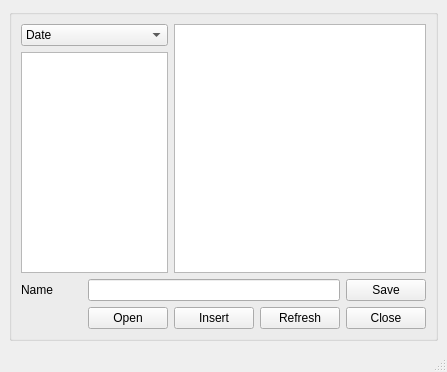
The window that main.ui (leixingyu/assetManager) describes before a commit, drawn with Qt 5.
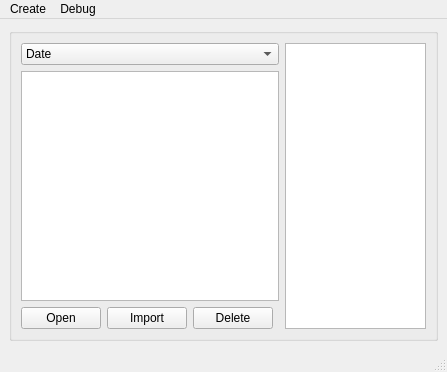
The same window after the commit.

What changed in the file:
```diff
--- a/main.ui
+++ b/main.ui
@@ -21,55 +21,10 @@
        <string/>
       </property>
       <layout class="QGridLayout" name="gridLayout">
-       <item row="1" column="0" colspan="2">
+       <item row="1" column="0" colspan="4">
         <widget class="QListWidget" name="ui_list_widget"/>
        </item>
-       <item row="2" column="1" colspan="3">
-        <widget class="QLineEdit" name="ui_file_edit"/>
-       </item>
-       <item row="2" column="4">
-        <widget class="QPushButton" name="ui_save_btn">
-         <property name="text">
-          <string>Save</string>
-         </property>
-        </widget>
-       </item>
-       <item row="3" column="3">
-        <widget class="QPushButton" name="ui_refresh_btn">
-         <property name="text">
-          <string>Refresh</string>
-         </property>
-        </widget>
-       </item>
-       <item row="3" column="1">
-        <widget class="QPushButton" name="ui_open_btn">
-         <property name="text">
-          <string>Open</string>
-         </property>
-        </widget>
-       </item>
-       <item row="3" column="2">
-        <widget class="QPushButton" name="ui_insert_btn">
-         <property name="text">
-          <string>Insert</string>
-         </property>
-        </widget>
-       </item>
-       <item row="2" column="0">
-        <widget class="QLabel" name="ui_name_lbl">
-         <property name="text">
-          <string>Name</string>
-         </property>
-        </widget>
-       </item>
-       <item row="3" column="4">
-        <widget class="QPushButton" name="ui_close_btn">
-         <property name="text">
-          <string>Close</string>
-         </property>
-        </widget>
-       </item>
-       <item row="0" column="0" colspan="2">
+       <item row="0" column="0" colspan="4">
         <widget class="QComboBox" name="ui_sort_cbox">
          <item>
           <property name="text">
@@ -88,7 +43,28 @@
          </item>
         </widget>
        </item>
-       <item row="0" column="2" rowspan="2" colspan="3">
+       <item row="2" column="2">
+        <widget class="QPushButton" name="ui_delete_btn">
+         <property name="text">
+          <string>Delete</string>
+         </property>
+        </widget>
+       </item>
+       <item row="2" column="0">
+        <widget class="QPushButton" name="ui_open_btn">
+         <property name="text">
+          <string>Open</string>
+         </property>
+        </widget>
+       </item>
+       <item row="2" column="1">
+        <widget class="QPushButton" name="ui_import_btn">
+         <property name="text">
+          <string>Import</string>
+         </property>
+        </widget>
+       </item>
+       <item row="0" column="4" rowspan="3" colspan="2">
         <widget class="QListWidget" name="ui_info_widget"/>
        </item>
       </layout>
@@ -105,6 +81,21 @@
      <height>21</height>
     </rect>
    </property>
+   <widget class="QMenu" name="menuDebug">
+    <property name="title">
+     <string>Debug</string>
+    </property>
+    <addaction name="ui_set_dir_action"/>
+   </widget>
+   <widget class="QMenu" name="menuCreate">
+    <property name="title">
+     <string>Create</string>
+    </property>
+    <addaction name="ui_create_scene_action"/>
+    <addaction name="ui_create_sel_action"/>
+   </widget>
+   <addaction name="menuCreate"/>
+   <addaction name="menuDebug"/>
   </widget>
   <widget class="QStatusBar" name="statusbar"/>
  </widget>
```
Left out of the diff: 15 changed lines with no effect on the pictures.
